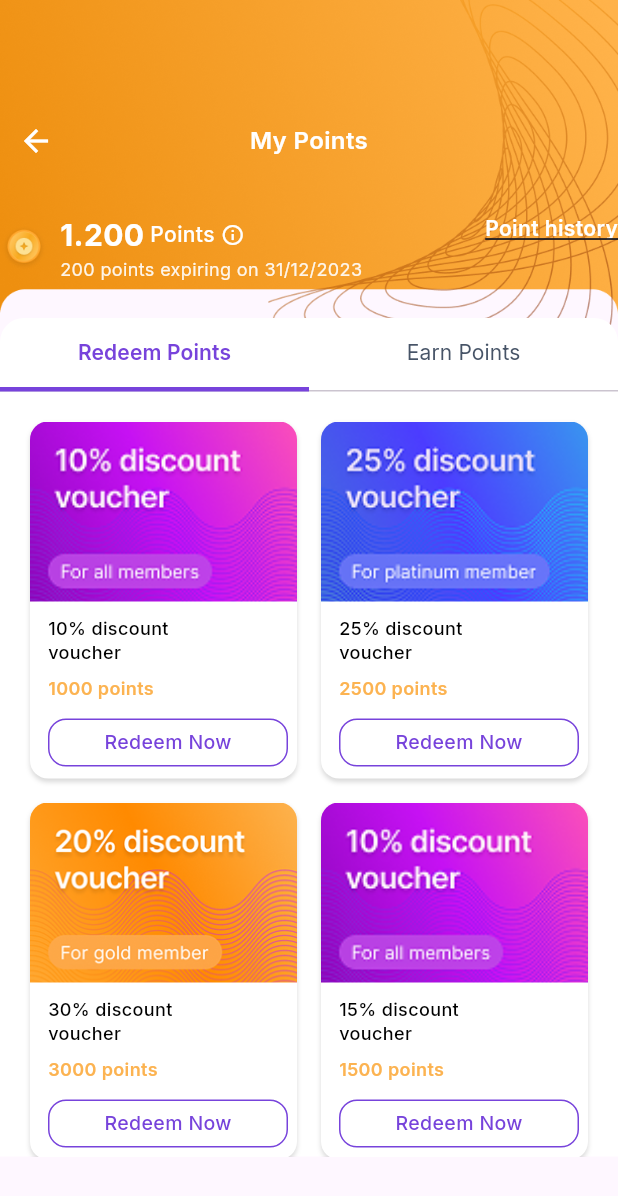
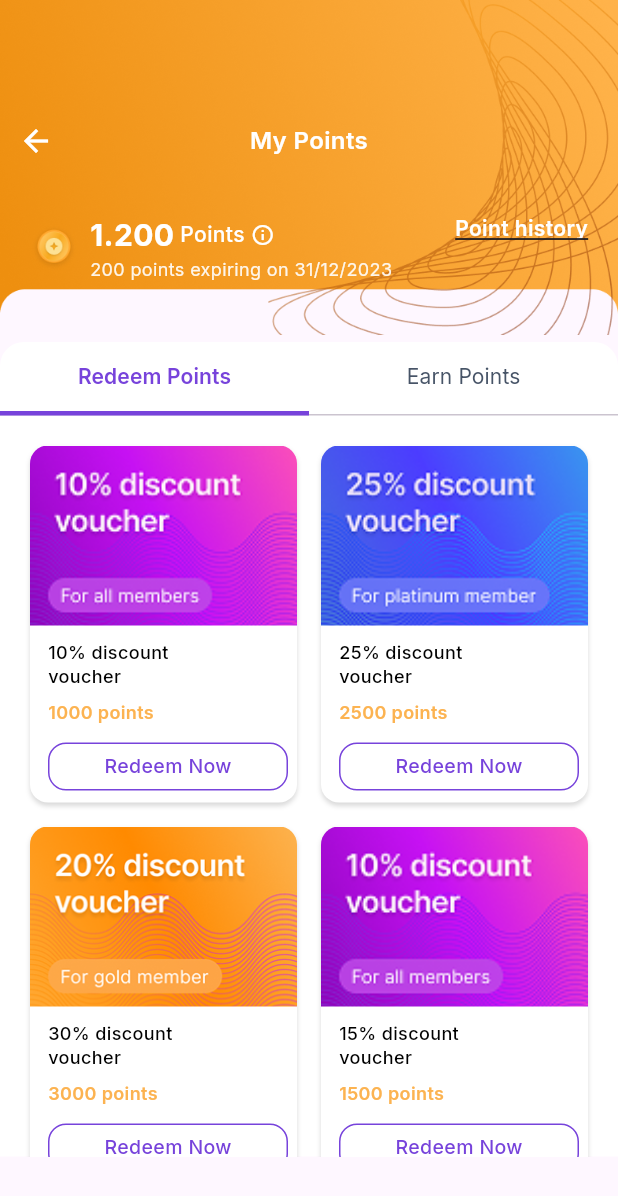
Before and after one commit to luthfan1234/mobile_loyality_app, a Flutter app: the PointScreen screen opened directly, on a phone screen of 412 x 824 dp. Shown: the top 1196 px of the screen. Run offline on Flutter 3.47's test engine with Material 3 defaults, Android fonts, the phone set to English and light mode, and no system bars; drawn by our look-alikes of flutter_animate; our stand-ins replace google_fonts.

Commit message:
Update spacing and layout in PointScreen for improved UI consistency

```diff
--- a/lib/screen/point_screen.dart
+++ b/lib/screen/point_screen.dart
@@ -47,7 +47,7 @@ class _PointScreenState extends State<PointScreen>
                   child: Column(
                     children: [
                       _buildAppBar(context),
-                      const SizedBox(height: 24),
+                      const SizedBox(height: 40),
                       Expanded(
                         child: Container(
                           width: double.infinity,
@@ -143,7 +143,9 @@ class _PointScreenState extends State<PointScreen>
         const SizedBox(height: 24),
 
         // Row 2: Points + Link
-        Row(
+        Padding(
+          padding: const EdgeInsets.symmetric(horizontal: 20),
+          child: Row(
             mainAxisAlignment: MainAxisAlignment.spaceBetween,
             crossAxisAlignment: CrossAxisAlignment.start,
             children: [
@@ -214,6 +216,7 @@ class _PointScreenState extends State<PointScreen>
                 ),
               ),
             ],
+          ),
         ),
       ],
     );
```
Lines whose indentation alone changed are shown as unchanged.
